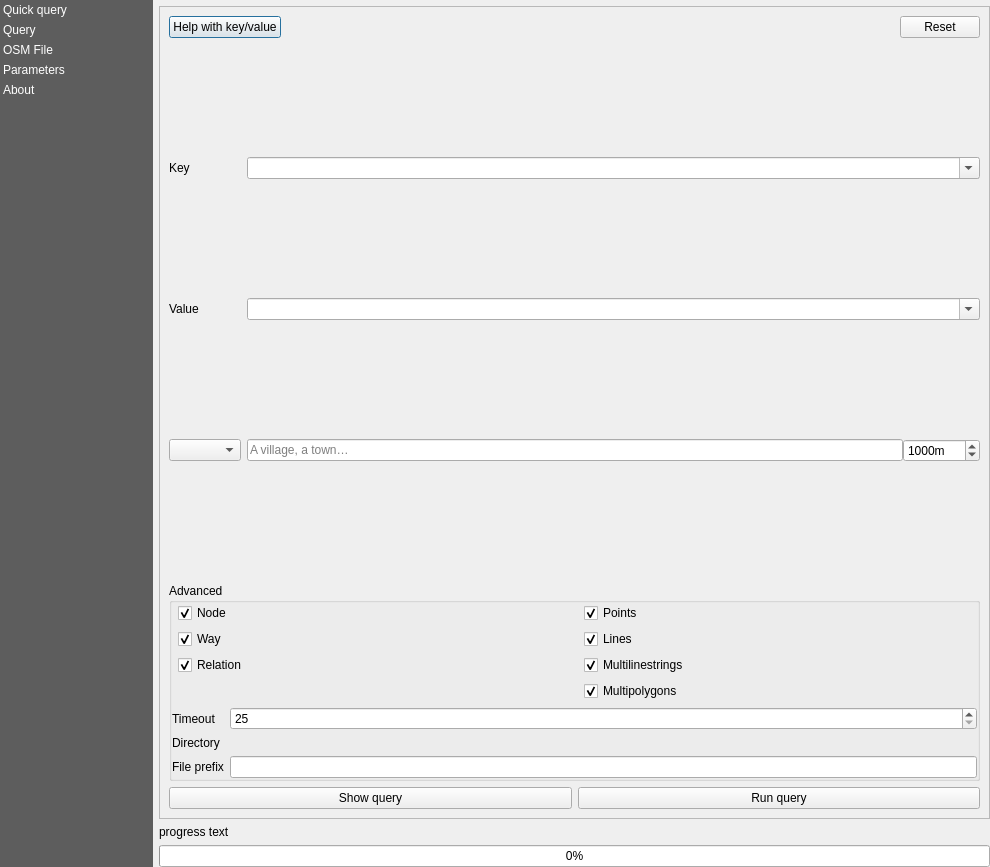
3liz/QuickOSM, file resources/ui/main_window.ui: the form before one commit.
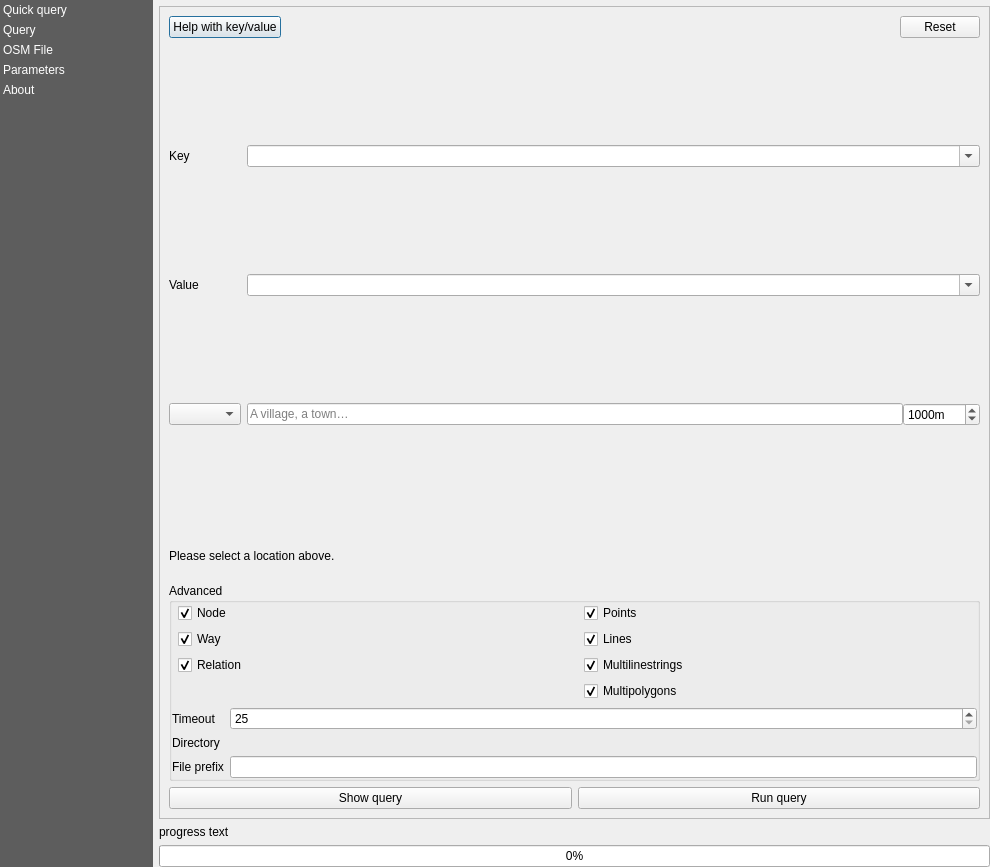
The form after the commit. The open tabs and pages were chosen to show the change. Custom widgets are drawn as their Qt base class.

The edit to the form file:
```diff
--- a/resources/ui/main_window.ui
+++ b/resources/ui/main_window.ui
@@ -364,6 +364,26 @@
                </item>
               </layout>
              </item>
+             <item>
+              <layout class="QVBoxLayout" name="verticalLayout_12">
+               <item>
+                <widget class="QLabel" name="label_qq_friendly">
+                 <property name="minimumSize">
+                  <size>
+                   <width>0</width>
+                   <height>42</height>
+                  </size>
+                 </property>
+                 <property name="text">
+                  <string>Please select a location above.</string>
+                 </property>
+                 <property name="wordWrap">
+                  <bool>true</bool>
+                 </property>
+                </widget>
+               </item>
+              </layout>
+             </item>
              <item>
               <widget class="QgsCollapsibleGroupBox" name="advanced_qq">
                <property name="title">
```
Left out of the diff: 2 changed lines with no effect on the pictures.
